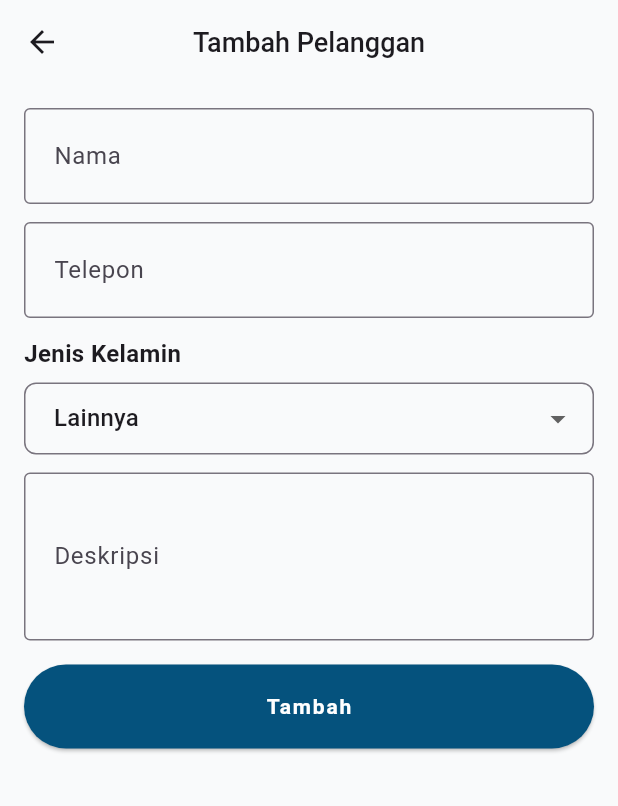
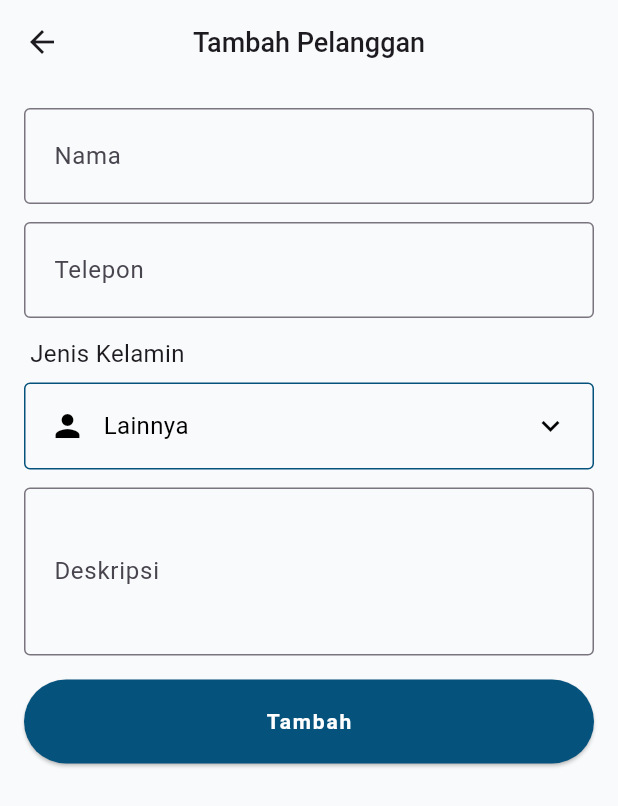
Before and after one commit to abuamar142/mobile-londri, a Flutter app: the ManageCustomerScreen screen opened by its route, on a phone screen of 412 x 824 dp. Shown: the top 806 px of the screen. Run offline on Flutter 3.47's test engine with Material 3 defaults, Android fonts, the phone set to English and light mode, and no system bars; our stand-ins replace equatable, flutter_bloc, flutter_dotenv, flutter_timezone, flutter_typeahead, fpdart and 8 more; accounts and stored records are empty; generated files the repository leaves out were written again; Roboto replaces fonts that are missing (Gabarito).

Commit message:
[CUSTOMERS] : Change dropdown to bottom sheets

```diff
--- a/lib/core/widgets/widget_text_form_field.dart
+++ b/lib/core/widgets/widget_text_form_field.dart
@@ -58,10 +58,15 @@ class WidgetTextFormField extends StatelessWidget {
         ),
         border: OutlineInputBorder(
           borderSide: const BorderSide(
-            color: AppColors.onSecondary,
+            color: AppColors.primary,
           ),
         ),
         focusedBorder: OutlineInputBorder(
+          borderSide: const BorderSide(
+            color: AppColors.primary,
+          ),
+        ),
+        disabledBorder: OutlineInputBorder(
           borderSide: const BorderSide(
             color: AppColors.primary,
           ),
--- a/lib/features/customer/presentation/screens/manage_customer_screen.dart
+++ b/lib/features/customer/presentation/screens/manage_customer_screen.dart
@@ -229,13 +229,16 @@ class _ManageCustomerScreenState extends State<ManageCustomerScreen> {
             },
           ),
           AppSizes.spaceHeight12,
-          Text(
+          Padding(
+            padding: const EdgeInsets.only(
+              left: AppSizes.size4,
+              bottom: AppSizes.size8,
+            ),
+            child: Text(
               appText.gender_label,
-            style: AppTextStyle.body1.copyWith(
-              fontWeight: FontWeight.bold,
+              style: AppTextStyle.body1,
             ),
           ),
-          AppSizes.spaceHeight8,
           _buildGenderSelection(isFormEnabled),
           AppSizes.spaceHeight12,
           WidgetTextFormField(
@@ -258,41 +261,143 @@ class _ManageCustomerScreenState extends State<ManageCustomerScreen> {
   }
 
   Widget _buildGenderSelection(bool enabled) {
-    return DropdownButtonFormField<Gender>(
-      value: _selectedGender,
-      decoration: InputDecoration(
-        border: OutlineInputBorder(
-          borderRadius: BorderRadius.circular(
-            AppSizes.size8,
+    return GestureDetector(
+      onTap: enabled ? () => _showGenderBottomSheet(context) : null,
+      child: Container(
+        width: double.infinity,
+        padding: const EdgeInsets.symmetric(
+          vertical: AppSizes.size16,
+          horizontal: AppSizes.size16,
+        ),
+        decoration: BoxDecoration(
+          border: Border.all(
+            color: AppColors.primary,
+          ),
+          borderRadius:
+              BorderRadius.circular(4), // Match TextFormField border radius
+        ),
+        child: Row(
+          children: [
+            Icon(
+              _getGenderIcon(_selectedGender),
+              size: AppSizes.size24,
+              color: enabled ? AppColors.onSecondary : Colors.grey,
+            ),
+            SizedBox(width: AppSizes.size12),
+            Expanded(
+              child: Text(
+                _getGenderName(_selectedGender),
+                style: AppTextStyle.textField.copyWith(
+                  color: enabled ? AppColors.onSecondary : Colors.grey,
                 ),
               ),
-        contentPadding: const EdgeInsets.symmetric(
-          horizontal: AppSizes.size16,
-          vertical: AppSizes.size12,
             ),
-        filled: !enabled,
-        fillColor: enabled
-            ? null
-            : Colors.grey.withValues(
-                alpha: 0.1,
+            if (enabled)
+              Icon(
+                Icons.keyboard_arrow_down,
+                color: AppColors.onSecondary,
+              ),
+          ],
         ),
       ),
-      items: Gender.values.map((gender) {
-        return DropdownMenuItem(
-          value: gender,
-          child: Text(_getGenderName(gender)),
     );
-      }).toList(),
-      onChanged: enabled
-          ? (Gender? value) {
-              if (value != null) {
+  }
+
+  void _showGenderBottomSheet(BuildContext context) {
+    final appText = AppLocalizations.of(context)!;
+
+    showModalBottomSheet(
+      context: context,
+      shape: const RoundedRectangleBorder(
+        borderRadius: BorderRadius.vertical(
+          top: Radius.circular(AppSizes.size16),
+        ),
+      ),
+      builder: (context) => Column(
+        mainAxisSize: MainAxisSize.min,
+        children: [
+          Padding(
+            padding: EdgeInsets.only(
+              top: AppSizes.size16,
+              left: AppSizes.size16,
+              right: AppSizes.size16,
+              bottom: AppSizes.size8,
+            ),
+            child: Row(
+              children: [
+                Text(
+                  appText.gender_label,
+                  style: AppTextStyle.heading3.copyWith(
+                    fontWeight: FontWeight.bold,
+                  ),
+                ),
+                const Spacer(),
+                IconButton(
+                  icon: const Icon(Icons.close),
+                  onPressed: () => Navigator.pop(context),
+                ),
+              ],
+            ),
+          ),
+          const Divider(thickness: 1),
+          _buildGenderOption(Gender.male),
+          _buildGenderOption(Gender.female),
+          _buildGenderOption(Gender.other),
+          SizedBox(height: AppSizes.size16),
+        ],
+      ),
+    );
+  }
+
+  Widget _buildGenderOption(Gender gender) {
+    final bool isSelected = _selectedGender == gender;
+
+    return ListTile(
+      leading: Container(
+        width: 40,
+        height: 40,
+        decoration: BoxDecoration(
+          shape: BoxShape.circle,
+          color: isSelected
+              ? AppColors.primary.withValues(
+                  alpha: 0.1,
+                )
+              : Colors.transparent,
+          border: Border.all(
+            color: isSelected ? AppColors.primary : Colors.grey,
+            width: isSelected ? 2 : 1,
+          ),
+        ),
+        child: Icon(
+          _getGenderIcon(gender),
+          color: isSelected ? AppColors.primary : Colors.grey,
+        ),
+      ),
+      title: Text(
+        _getGenderName(gender),
+        style: AppTextStyle.body1.copyWith(
+          fontWeight: isSelected ? FontWeight.bold : FontWeight.normal,
+          color: isSelected ? AppColors.primary : AppColors.onSecondary,
+        ),
+      ),
+      onTap: () {
         setState(() {
-                  _selectedGender = value;
+          _selectedGender = gender;
         });
+        Navigator.pop(context);
+      },
+    );
   }
+
+  IconData _getGenderIcon(Gender gender) {
+    switch (gender) {
+      case Gender.male:
+        return Icons.man;
+      case Gender.female:
+        return Icons.woman;
+      default:
+        return Icons.person;
     }
-          : null,
-    );
   }
 
   String _getGenderName(Gender gender) {
@@ -345,7 +450,7 @@ class _ManageCustomerScreenState extends State<ManageCustomerScreen> {
 
       if (_isAddMode) {
         _customerBloc.add(CustomerEventCreateCustomer(customer: customer));
-      } else {
+      } else if (_isEditMode) {
         _customerBloc.add(CustomerEventUpdateCustomer(customer: customer));
       }
     }
```
Lines whose indentation alone changed are shown as unchanged.
